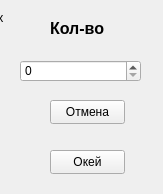
SmolPO/vertical, file my_helper/my_helper/designer_ui/count.ui: the form before one commit.
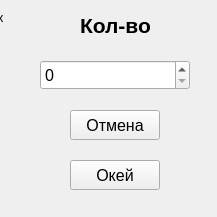
The form after the commit.

```diff
--- a/my_helper/my_helper/designer_ui/count.ui
+++ b/my_helper/my_helper/designer_ui/count.ui
@@ -6,8 +6,8 @@
    <rect>
     <x>0</x>
     <y>0</y>
-    <width>163</width>
-    <height>194</height>
+    <width>217</width>
+    <height>217</height>
    </rect>
   </property>
   <property name="windowTitle">
@@ -16,15 +16,15 @@
   <widget class="QLabel" name="label">
    <property name="geometry">
     <rect>
-     <x>50</x>
-     <y>20</y>
+     <x>80</x>
+     <y>10</y>
      <width>81</width>
-     <height>16</height>
+     <height>31</height>
     </rect>
    </property>
    <property name="font">
     <font>
-     <pointsize>12</pointsize>
+     <pointsize>16</pointsize>
      <bold>true</bold>
     </font>
    </property>
@@ -35,12 +35,17 @@
   <widget class="QPushButton" name="b_ok">
    <property name="geometry">
     <rect>
-     <x>50</x>
-     <y>150</y>
-     <width>75</width>
-     <height>24</height>
+     <x>70</x>
+     <y>160</y>
+     <width>90</width>
+     <height>30</height>
     </rect>
    </property>
+   <property name="font">
+    <font>
+     <pointsize>12</pointsize>
+    </font>
+   </property>
    <property name="text">
     <string>Окей</string>
    </property>
@@ -48,12 +53,17 @@
   <widget class="QPushButton" name="b_cancel">
    <property name="geometry">
     <rect>
-     <x>50</x>
-     <y>100</y>
-     <width>75</width>
-     <height>24</height>
+     <x>70</x>
+     <y>110</y>
+     <width>90</width>
+     <height>30</height>
     </rect>
    </property>
+   <property name="font">
+    <font>
+     <pointsize>12</pointsize>
+    </font>
+   </property>
    <property name="text">
     <string>Отмена</string>
    </property>
@@ -74,12 +84,17 @@
   <widget class="QSpinBox" name="count">
    <property name="geometry">
     <rect>
-     <x>20</x>
+     <x>40</x>
      <y>60</y>
-     <width>121</width>
-     <height>22</height>
+     <width>150</width>
+     <height>30</height>
     </rect>
    </property>
+   <property name="font">
+    <font>
+     <pointsize>12</pointsize>
+    </font>
+   </property>
   </widget>
  </widget>
  <resources/>
```
